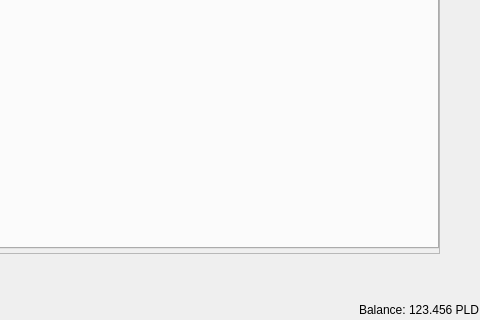
Before: the Qt Designer form src/qt/forms/restrictedtokensdialog.ui in PaladeumBlockchain/Paladeum, drawn with Qt 5; both pictures show x 688 to 1168 and y 680 to 1000 of the 1168 by 1000 pixel window.
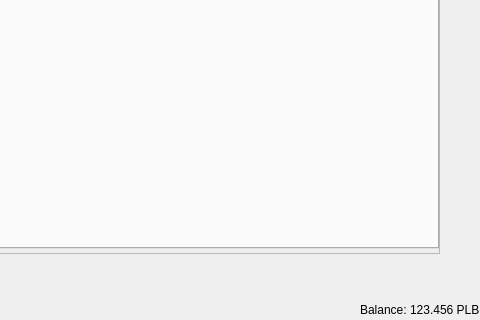
After: the same form once the commit is applied.

What changed in the file:
```diff
--- a/src/qt/forms/restrictedtokensdialog.ui
+++ b/src/qt/forms/restrictedtokensdialog.ui
@@ -296,7 +296,7 @@
         <cursorShape>IBeamCursor</cursorShape>
        </property>
        <property name="text">
-        <string notr="true">123.456 PLD</string>
+        <string notr="true">123.456 PLB</string>
        </property>
        <property name="textInteractionFlags">
         <set>Qt::LinksAccessibleByMouse|Qt::TextSelectableByKeyboard|Qt::TextSelectableByMouse</set>
```
